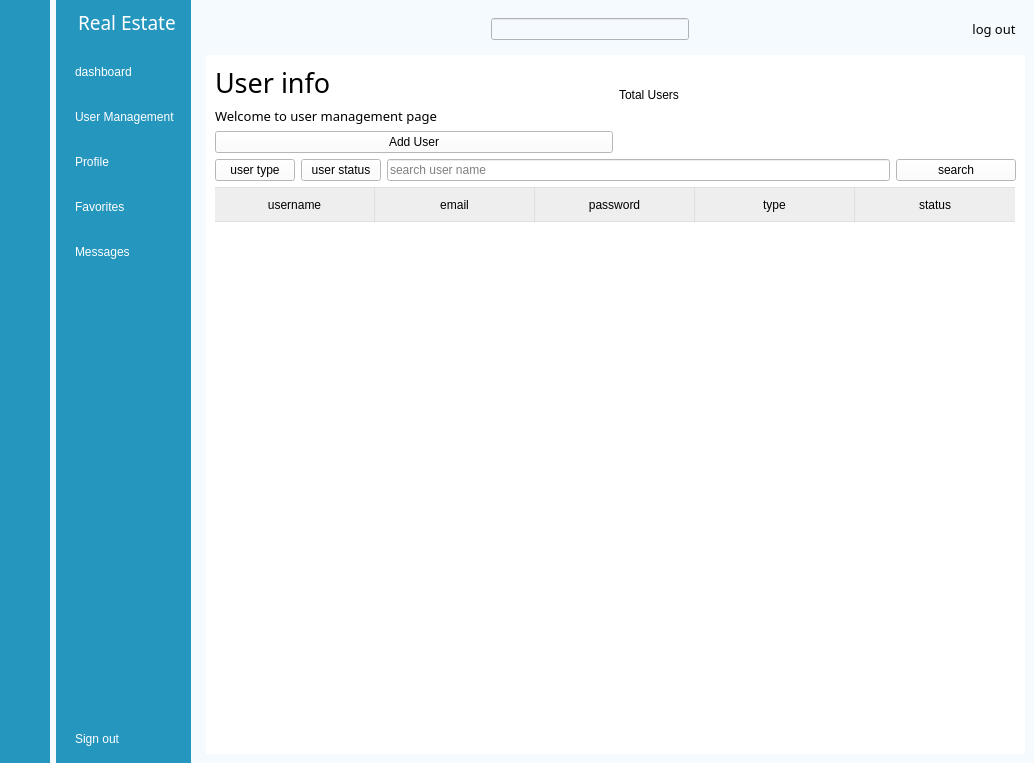
EricLi0473/CSIT314, file AdminMenu.ui: the form before one commit.
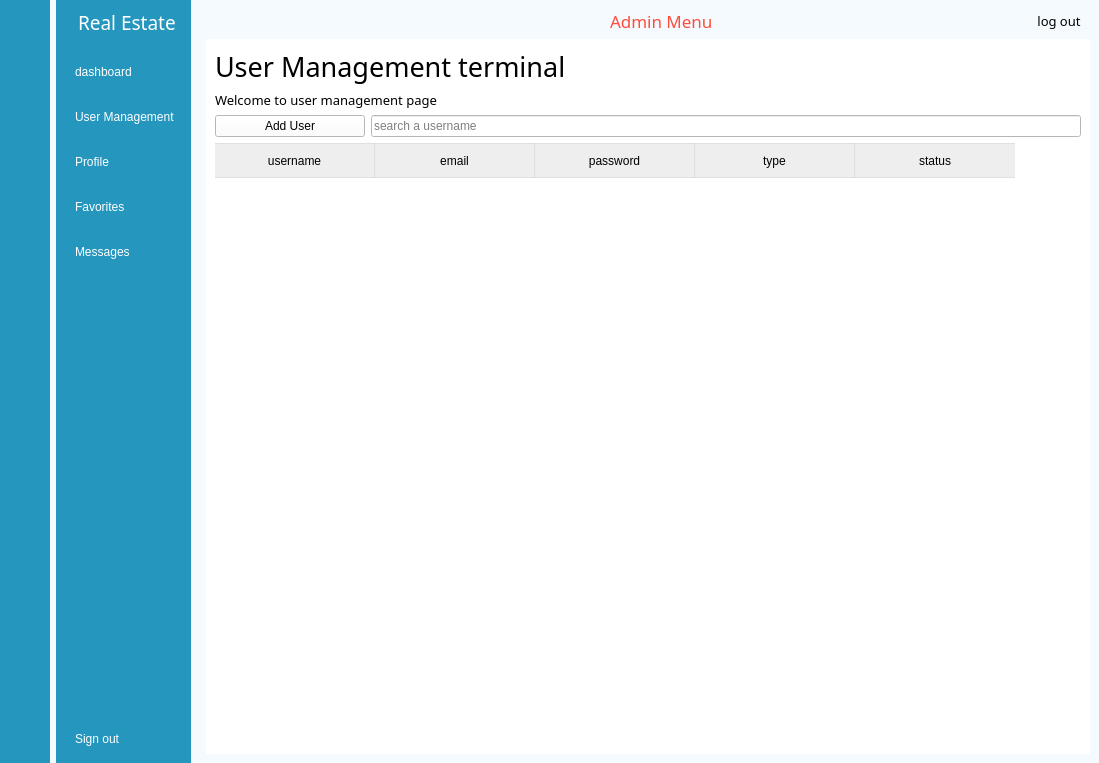
The form after the commit. The open tabs and pages were chosen to show the change. Icons and pictures are not drawn. Custom widgets are drawn as their Qt base class.

Patch:
```diff
--- a/AdminMenu.ui
+++ b/AdminMenu.ui
@@ -6,7 +6,7 @@
    <rect>
     <x>0</x>
     <y>0</y>
-    <width>1034</width>
+    <width>1099</width>
     <height>763</height>
    </rect>
   </property>
@@ -211,8 +211,20 @@
        <item>
         <widget class="QWidget" name="header_widget" native="true">
          <layout class="QHBoxLayout" name="horizontalLayout_4">
+          <property name="topMargin">
+           <number>0</number>
+          </property>
+          <property name="bottomMargin">
+           <number>0</number>
+          </property>
           <item>
            <widget class="QPushButton" name="btn_nav_bar">
+            <property name="minimumSize">
+             <size>
+              <width>0</width>
+              <height>0</height>
+             </size>
+            </property>
             <property name="styleSheet">
              <string notr="true">border:none;</string>
             </property>
@@ -221,7 +233,13 @@
             </property>
             <property name="icon">
              <iconset resource="res.qrc">
-              <normaloff>:/icons2/icons/icon2/menu.png</normaloff>:/icons2/icons/icon2/menu.png</iconset>
+              <normaloff>:/blue/icons/blue/align-justify.svg</normaloff>:/blue/icons/blue/align-justify.svg</iconset>
+            </property>
+            <property name="iconSize">
+             <size>
+              <width>30</width>
+              <height>40</height>
+             </size>
             </property>
             <property name="checkable">
              <bool>true</bool>
@@ -247,26 +265,43 @@
              <number>7</number>
             </property>
             <item>
-             <widget class="LineEdit" name="LineEdit">
-              <property name="sizePolicy">
-               <sizepolicy hsizetype="Expanding" vsizetype="Fixed">
-                <horstretch>0</horstretch>
-                <verstretch>0</verstretch>
-               </sizepolicy>
-              </property>
-             </widget>
-            </item>
-            <item>
-             <widget class="QPushButton" name="btn_search">
+             <widget class="QPushButton" name="pushButton">
               <property name="styleSheet">
-               <string notr="true">border:none</string>
+               <string notr="true">QPushButton{
+
+	border:none;
+}</string>
               </property>
               <property name="text">
                <string/>
               </property>
               <property name="icon">
                <iconset resource="res.qrc">
-                <normaloff>:/icons2/icons/icon2/search.png</normaloff>:/icons2/icons/icon2/search.png</iconset>
+                <normaloff>:/blue/icons/blue/airplay.svg</normaloff>:/blue/icons/blue/airplay.svg</iconset>
+              </property>
+              <property name="iconSize">
+               <size>
+                <width>40</width>
+                <height>30</height>
+               </size>
+              </property>
+             </widget>
+            </item>
+            <item>
+             <widget class="QLabel" name="label_8">
+              <property name="font">
+               <font>
+                <family>PT Root UI Bold</family>
+                <pointsize>13</pointsize>
+                <italic>false</italic>
+                <underline>false</underline>
+               </font>
+              </property>
+              <property name="styleSheet">
+               <string notr="true">color: rgb(255, 77, 61);</string>
+              </property>
+              <property name="text">
+               <string>Admin Menu</string>
               </property>
              </widget>
             </item>
@@ -333,7 +368,7 @@
          </widget>
          <widget class="QWidget" name="page_manage">
           <layout class="QGridLayout" name="gridLayout_2">
-           <item row="1" column="0">
+           <item row="2" column="0">
             <widget class="QLabel" name="label_5">
              <property name="font">
               <font>
@@ -348,19 +383,18 @@
              </property>
             </widget>
            </item>
-           <item row="3" column="0" colspan="2">
+           <item row="4" column="0" colspan="2">
             <layout class="QHBoxLayout" name="horizontalLayout_5">
              <item>
-              <widget class="ComboBox" name="ComboBox">
-               <property name="text">
-                <string>user type</string>
+              <widget class="FilledPushButton" name="btn_addUser">
+               <property name="minimumSize">
+                <size>
+                 <width>150</width>
+                 <height>0</height>
+                </size>
                </property>
-              </widget>
-             </item>
-             <item>
-              <widget class="ComboBox" name="ComboBox_2">
                <property name="text">
-                <string>user status</string>
+                <string>Add User</string>
                </property>
               </widget>
              </item>
@@ -370,55 +404,13 @@
                 <string/>
                </property>
                <property name="placeholderText">
-                <string>search user name</string>
-               </property>
-              </widget>
-             </item>
-             <item>
-              <widget class="PushButton" name="btn_search_user">
-               <property name="minimumSize">
-                <size>
-                 <width>120</width>
-                 <height>0</height>
-                </size>
-               </property>
-               <property name="text">
-                <string>search</string>
+                <string>search a username</string>
                </property>
               </widget>
              </item>
             </layout>
            </item>
-           <item row="0" column="0">
-            <widget class="QLabel" name="label">
-             <property name="font">
-              <font>
-               <family>PT Root UI Bold</family>
-               <pointsize>20</pointsize>
-               <italic>false</italic>
-               <underline>false</underline>
-              </font>
-             </property>
-             <property name="text">
-              <string>User info</string>
-             </property>
-            </widget>
-           </item>
-           <item row="0" column="1" rowspan="2">
-            <widget class="TitleLabel" name="TitleLabel_2">
-             <property name="text">
-              <string>Total Users</string>
-             </property>
-            </widget>
-           </item>
-           <item row="2" column="0">
-            <widget class="FilledPushButton" name="btn_addUser">
-             <property name="text">
-              <string>Add User</string>
-             </property>
-            </widget>
-           </item>
-           <item row="4" column="0" colspan="2">
+           <item row="5" column="0" colspan="2">
             <widget class="TableWidget" name="TableWidget1">
              <property name="styleSheet">
               <string notr="true">QTableView {
@@ -540,6 +532,36 @@
              </column>
             </widget>
            </item>
+           <item row="1" column="0">
+            <widget class="QLabel" name="label">
+             <property name="sizePolicy">
+              <sizepolicy hsizetype="Expanding" vsizetype="Preferred">
+               <horstretch>44</horstretch>
+               <verstretch>0</verstretch>
+              </sizepolicy>
+             </property>
+             <property name="font">
+              <font>
+               <family>PT Root UI Bold</family>
+               <pointsize>20</pointsize>
+               <italic>false</italic>
+               <underline>false</underline>
+              </font>
+             </property>
+             <property name="layoutDirection">
+              <enum>Qt::LeftToRight</enum>
+             </property>
+             <property name="autoFillBackground">
+              <bool>false</bool>
+             </property>
+             <property name="text">
+              <string>User Management terminal</string>
+             </property>
+             <property name="margin">
+              <number>0</number>
+             </property>
+            </widget>
+           </item>
           </layout>
          </widget>
          <widget class="QWidget" name="page_profile">
@@ -840,11 +862,6 @@
   </widget>
  </widget>
  <customwidgets>
-  <customwidget>
-   <class>ComboBox</class>
-   <extends>QPushButton</extends>
-   <header>qfluentwidgets</header>
-  </customwidget>
   <customwidget>
    <class>PushButton</class>
    <extends>QPushButton</extends>
```
Left out of the diff: 63 changed lines with no effect on the pictures.
